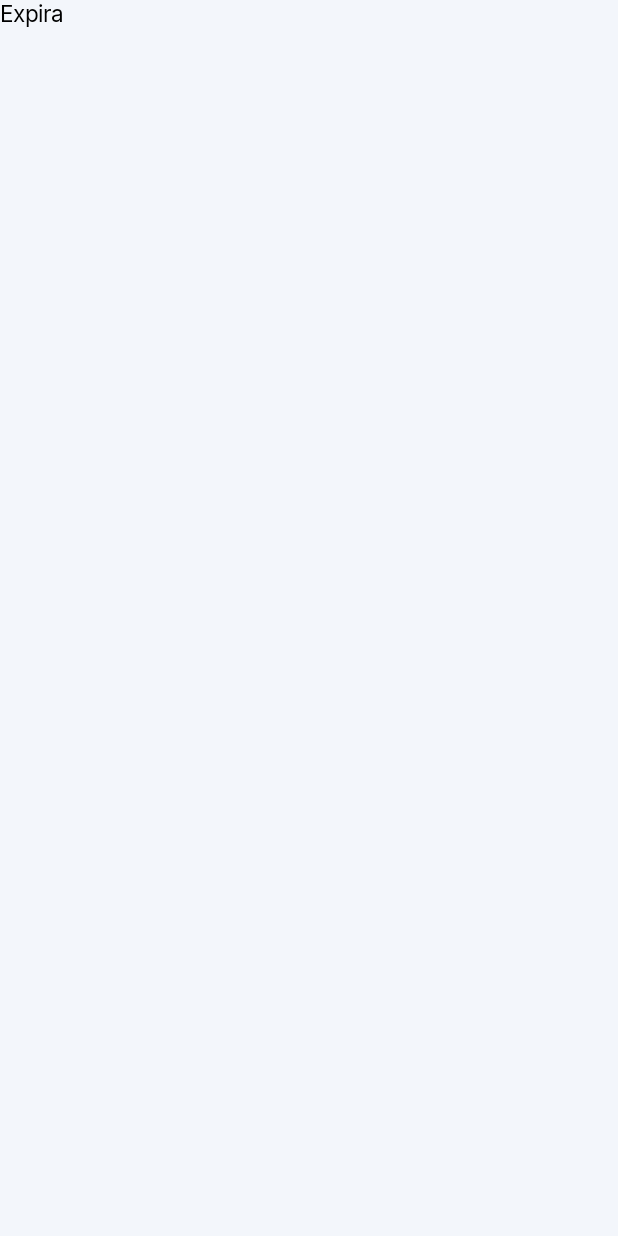
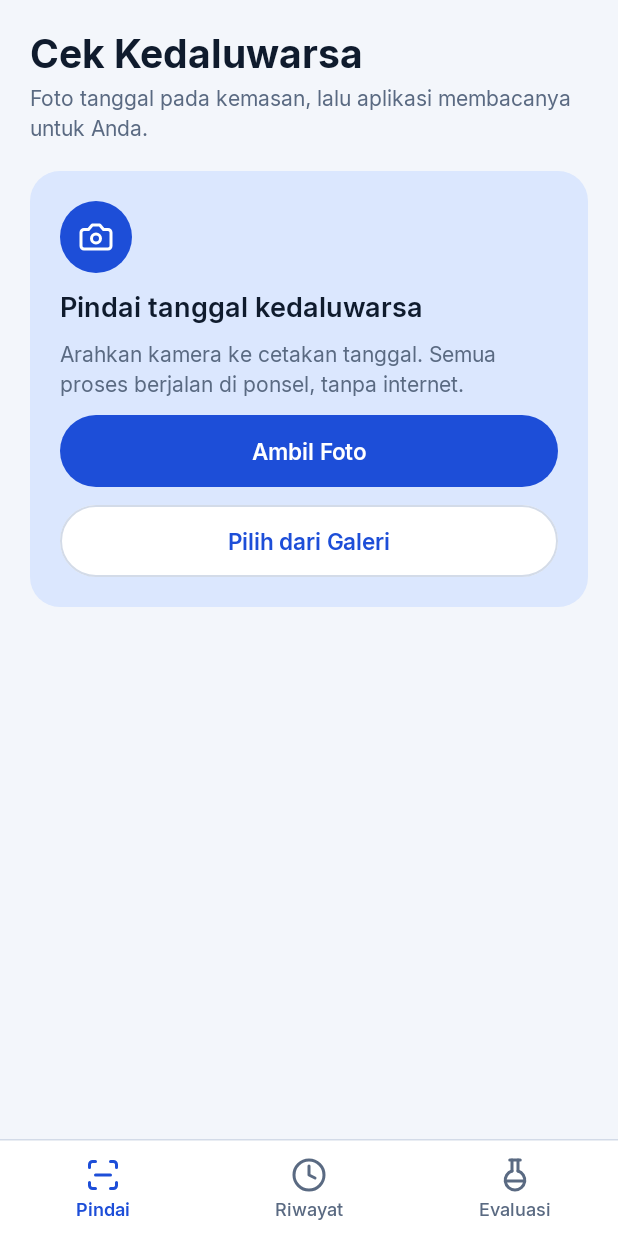
Before and after one commit to ZanCo21/expira-app, an Android app built with Jetpack Compose: the screen it shows after launch (MainActivity), on a phone screen of 412 x 824 dp. Before the commit the screen is almost empty. Run offline under Robolectric (Android 15) with nearby library versions, the phone set to English and light mode, and no system bars.

Commit message:
feat: add home screen with bottom navigation

```diff
--- a/app/src/main/java/com/expira/app/MainActivity.kt
+++ b/app/src/main/java/com/expira/app/MainActivity.kt
@@ -4,7 +4,7 @@ import android.os.Bundle
 import androidx.activity.ComponentActivity
 import androidx.activity.compose.setContent
 import androidx.activity.enableEdgeToEdge
-import androidx.compose.material3.Text
+import com.expira.app.ui.navigation.ExpiraNavHost
 import com.expira.app.ui.theme.ExpiraTheme
 
 class MainActivity : ComponentActivity() {
@@ -13,7 +13,7 @@ class MainActivity : ComponentActivity() {
         enableEdgeToEdge()
         setContent {
             ExpiraTheme {
-                Text(text = getString(R.string.app_name))
+                ExpiraNavHost()
             }
         }
     }
--- /dev/null
+++ b/app/src/main/java/com/expira/app/ui/components/BottomNav.kt
@@ -0,0 +1,92 @@
+package com.expira.app.ui.components
+
+import androidx.annotation.DrawableRes
+import androidx.annotation.StringRes
+import androidx.compose.foundation.background
+import androidx.compose.foundation.clickable
+import androidx.compose.foundation.layout.Arrangement
+import androidx.compose.foundation.layout.Box
+import androidx.compose.foundation.layout.Column
+import androidx.compose.foundation.layout.Row
+import androidx.compose.foundation.layout.fillMaxHeight
+import androidx.compose.foundation.layout.fillMaxWidth
+import androidx.compose.foundation.layout.height
+import androidx.compose.foundation.layout.navigationBarsPadding
+import androidx.compose.foundation.layout.size
+import androidx.compose.foundation.selection.selectableGroup
+import androidx.compose.material3.HorizontalDivider
+import androidx.compose.material3.Icon
+import androidx.compose.material3.MaterialTheme
+import androidx.compose.material3.Text
+import androidx.compose.runtime.Composable
+import androidx.compose.ui.Alignment
+import androidx.compose.ui.Modifier
+import androidx.compose.ui.res.painterResource
+import androidx.compose.ui.res.stringResource
+import androidx.compose.ui.semantics.Role
+import androidx.compose.ui.text.font.FontWeight
+import androidx.compose.ui.unit.dp
+import com.expira.app.R
+import com.expira.app.ui.theme.ExpiraColors
+
+enum class BottomTab(@DrawableRes val icon: Int, @StringRes val label: Int) {
+    Scan(R.drawable.ic_scan, R.string.tab_scan),
+    History(R.drawable.ic_history, R.string.tab_history),
+    Evaluation(R.drawable.ic_flask, R.string.tab_evaluation),
+}
+
+/** Figma component "Navigasi Bawah": 64dp, top outline, three equal tabs. */
+@Composable
+fun ExpiraBottomNav(
+    selected: BottomTab,
+    onSelect: (BottomTab) -> Unit,
+    modifier: Modifier = Modifier,
+) {
+    Column(modifier = modifier.fillMaxWidth().background(ExpiraColors.Surface).navigationBarsPadding()) {
+        HorizontalDivider(thickness = 1.dp, color = ExpiraColors.Outline)
+        Row(modifier = Modifier.fillMaxWidth().height(63.dp).selectableGroup()) {
+            BottomTab.entries.forEach { tab ->
+                BottomNavItem(
+                    tab = tab,
+                    isSelected = tab == selected,
+                    onClick = { onSelect(tab) },
+                    modifier = Modifier.weight(1f),
+                )
+            }
+        }
+    }
+}
+
+@Composable
+private fun BottomNavItem(
+    tab: BottomTab,
+    isSelected: Boolean,
+    onClick: () -> Unit,
+    modifier: Modifier = Modifier,
+) {
+    val color = if (isSelected) ExpiraColors.Primary else ExpiraColors.TextMuted
+    val weight = if (isSelected) FontWeight.SemiBold else FontWeight.Medium
+    Box(
+        modifier = modifier
+            .fillMaxHeight()
+            .clickable(role = Role.Tab, onClick = onClick),
+        contentAlignment = Alignment.Center,
+    ) {
+        Column(
+            horizontalAlignment = Alignment.CenterHorizontally,
+            verticalArrangement = Arrangement.spacedBy(4.dp),
+        ) {
+            Icon(
+                painter = painterResource(tab.icon),
+                contentDescription = null,
+                tint = color,
+                modifier = Modifier.size(24.dp),
+            )
+            Text(
+                text = stringResource(tab.label),
+                style = MaterialTheme.typography.labelSmall.copy(fontWeight = weight),
+                color = color,
+            )
+        }
+    }
+}
--- /dev/null
+++ b/app/src/main/java/com/expira/app/ui/components/Buttons.kt
@@ -0,0 +1,67 @@
+package com.expira.app.ui.components
+
+import androidx.compose.foundation.BorderStroke
+import androidx.compose.foundation.layout.PaddingValues
+import androidx.compose.foundation.layout.fillMaxWidth
+import androidx.compose.foundation.layout.height
+import androidx.compose.foundation.shape.RoundedCornerShape
+import androidx.compose.material3.Button
+import androidx.compose.material3.ButtonDefaults
+import androidx.compose.material3.MaterialTheme
+import androidx.compose.material3.OutlinedButton
+import androidx.compose.material3.Text
+import androidx.compose.runtime.Composable
+import androidx.compose.ui.Modifier
+import androidx.compose.ui.unit.dp
+import com.expira.app.ui.theme.ExpiraColors
+
+private val ButtonShape = RoundedCornerShape(24.dp)
+private val ButtonHeight = 48.dp
+private val ButtonPadding = PaddingValues(horizontal = 20.dp)
+
+/** Figma component "Tombol/Utama". */
+@Composable
+fun PrimaryButton(
+    text: String,
+    onClick: () -> Unit,
+    modifier: Modifier = Modifier,
+    enabled: Boolean = true,
+) {
+    Button(
+        onClick = onClick,
+        enabled = enabled,
+        shape = ButtonShape,
+        contentPadding = ButtonPadding,
+        colors = ButtonDefaults.buttonColors(
+            containerColor = ExpiraColors.Primary,
+            contentColor = ExpiraColors.OnPrimary,
+        ),
+        modifier = modifier.fillMaxWidth().height(ButtonHeight),
+    ) {
+        Text(text = text, style = MaterialTheme.typography.labelLarge)
+    }
+}
+
+/** Figma component "Tombol/Sekunder". */
+@Composable
+fun SecondaryButton(
+    text: String,
+    onClick: () -> Unit,
+    modifier: Modifier = Modifier,
+    enabled: Boolean = true,
+) {
+    OutlinedButton(
+        onClick = onClick,
+        enabled = enabled,
+        shape = ButtonShape,
+        contentPadding = ButtonPadding,
+        border = BorderStroke(1.dp, ExpiraColors.Outline),
+        colors = ButtonDefaults.outlinedButtonColors(
+            containerColor = ExpiraColors.Surface,
+            contentColor = ExpiraColors.Primary,
+        ),
+        modifier = modifier.fillMaxWidth().height(ButtonHeight),
+    ) {
+        Text(text = text, style = MaterialTheme.typography.labelLarge)
+    }
+}
--- /dev/null
+++ b/app/src/main/java/com/expira/app/ui/components/ScreenHeader.kt
@@ -0,0 +1,30 @@
+package com.expira.app.ui.components
+
+import androidx.compose.foundation.layout.Arrangement
+import androidx.compose.foundation.layout.Column
+import androidx.compose.foundation.layout.fillMaxWidth
+import androidx.compose.foundation.layout.padding
+import androidx.compose.material3.MaterialTheme
+import androidx.compose.material3.Text
+import androidx.compose.runtime.Composable
+import androidx.compose.ui.Modifier
+import androidx.compose.ui.unit.dp
+import com.expira.app.ui.theme.ExpiraColors
+
+/** Header of the bottom-nav screens (Beranda, Riwayat, Mode Evaluasi). */
+@Composable
+fun ScreenHeader(
+    title: String,
+    modifier: Modifier = Modifier,
+    subtitle: String? = null,
+) {
+    Column(
+        modifier = modifier.fillMaxWidth().padding(20.dp),
+        verticalArrangement = Arrangement.spacedBy(6.dp),
+    ) {
+        Text(text = title, style = MaterialTheme.typography.headlineMedium, color = ExpiraColors.Text)
+        if (subtitle != null) {
+            Text(text = subtitle, style = MaterialTheme.typography.bodyMedium, color = ExpiraColors.TextMuted)
+        }
+    }
+}
--- /dev/null
+++ b/app/src/main/java/com/expira/app/ui/home/HomeScreen.kt
@@ -0,0 +1,113 @@
+package com.expira.app.ui.home
+
+import android.net.Uri
+import androidx.activity.compose.rememberLauncherForActivityResult
+import androidx.activity.result.PickVisualMediaRequest
+import androidx.activity.result.contract.ActivityResultContracts
+import androidx.compose.foundation.background
+import androidx.compose.foundation.layout.Arrangement
+import androidx.compose.foundation.layout.Box
+import androidx.compose.foundation.layout.Column
+import androidx.compose.foundation.layout.fillMaxSize
+import androidx.compose.foundation.layout.fillMaxWidth
+import androidx.compose.foundation.layout.padding
+import androidx.compose.foundation.layout.size
+import androidx.compose.foundation.layout.statusBarsPadding
+import androidx.compose.foundation.rememberScrollState
+import androidx.compose.foundation.shape.CircleShape
+import androidx.compose.foundation.shape.RoundedCornerShape
+import androidx.compose.foundation.verticalScroll
+import androidx.compose.material3.Icon
+import androidx.compose.material3.MaterialTheme
+import androidx.compose.material3.Text
+import androidx.compose.runtime.Composable
+import androidx.compose.ui.Alignment
+import androidx.compose.ui.Modifier
+import androidx.compose.ui.res.painterResource
+import androidx.compose.ui.res.stringResource
+import androidx.compose.ui.tooling.preview.Preview
+import androidx.compose.ui.unit.dp
+import com.expira.app.R
+import com.expira.app.ui.components.PrimaryButton
+import com.expira.app.ui.components.ScreenHeader
+import com.expira.app.ui.components.SecondaryButton
+import com.expira.app.ui.theme.ExpiraColors
+import com.expira.app.ui.theme.ExpiraTheme
+
+/**
+ * Figma "Beranda" (3:2). The "Pemindaian terakhir" section needs Room and is
+ * added together with history in Sprint 3.
+ */
+@Composable
+fun HomeScreen(
+    onTakePhoto: () -> Unit,
+    onImagePicked: (Uri) -> Unit,
+    modifier: Modifier = Modifier,
+) {
+    val pickImage = rememberLauncherForActivityResult(ActivityResultContracts.PickVisualMedia()) { uri ->
+        if (uri != null) onImagePicked(uri)
+    }
+    Column(
+        modifier = modifier
+            .fillMaxSize()
+            .statusBarsPadding()
+            .verticalScroll(rememberScrollState()),
+    ) {
+        ScreenHeader(
+            title = stringResource(R.string.home_title),
+            subtitle = stringResource(R.string.home_subtitle),
+        )
+        ScanCard(
+            onTakePhoto = onTakePhoto,
+            onPickGallery = {
+                pickImage.launch(PickVisualMediaRequest(ActivityResultContracts.PickVisualMedia.ImageOnly))
+            },
+            modifier = Modifier.padding(horizontal = 20.dp),
+        )
+    }
+}
+
+@Composable
+private fun ScanCard(
+    onTakePhoto: () -> Unit,
+    onPickGallery: () -> Unit,
+    modifier: Modifier = Modifier,
+) {
+    Column(
+        modifier = modifier
+            .fillMaxWidth()
+            .background(ExpiraColors.PrimaryContainer, RoundedCornerShape(20.dp))
+            .padding(20.dp),
+        verticalArrangement = Arrangement.spacedBy(12.dp),
+    ) {
+        Box(
+            modifier = Modifier.size(48.dp).background(ExpiraColors.Primary, CircleShape),
+            contentAlignment = Alignment.Center,
+        ) {
+            Icon(
+                painter = painterResource(R.drawable.ic_camera),
+                contentDescription = null,
+                tint = ExpiraColors.OnPrimary,
+                modifier = Modifier.size(24.dp),
+            )
+        }
+        Text(
+            text = stringResource(R.string.home_scan_title),
+            style = MaterialTheme.typography.titleLarge,
+            color = ExpiraColors.Text,
+        )
+        Text(
+            text = stringResource(R.string.home_scan_body),
+            style = MaterialTheme.typography.bodyMedium,
+            color = ExpiraColors.TextMuted,
+        )
+        PrimaryButton(text = stringResource(R.string.home_take_photo), onClick = onTakePhoto)
+        SecondaryButton(text = stringResource(R.string.home_pick_gallery), onClick = onPickGallery)
+    }
+}
+
+@Preview(widthDp = 360, heightDp = 736, showBackground = true, backgroundColor = 0xFFF3F6FB)
+@Composable
+private fun HomeScreenPreview() {
+    ExpiraTheme { HomeScreen(onTakePhoto = {}, onImagePicked = {}) }
+}
--- /dev/null
+++ b/app/src/main/java/com/expira/app/ui/navigation/ExpiraNavHost.kt
@@ -0,0 +1,67 @@
+package com.expira.app.ui.navigation
+
+import androidx.compose.foundation.background
+import androidx.compose.foundation.layout.Column
+import androidx.compose.foundation.layout.fillMaxSize
+import androidx.compose.runtime.Composable
+import androidx.compose.runtime.getValue
+import androidx.compose.ui.Modifier
+import androidx.navigation.NavGraph.Companion.findStartDestination
+import androidx.navigation.NavHostController
+import androidx.navigation.compose.NavHost
+import androidx.navigation.compose.composable
+import androidx.navigation.compose.currentBackStackEntryAsState
+import androidx.navigation.compose.rememberNavController
+import com.expira.app.ui.components.BottomTab
+import com.expira.app.ui.components.ExpiraBottomNav
+import com.expira.app.ui.evaluation.EvaluationScreen
+import com.expira.app.ui.history.HistoryScreen
+import com.expira.app.ui.home.HomeScreen
+import com.expira.app.ui.theme.ExpiraColors
+
+object Routes {
+    const val HOME = "home"
+    const val HISTORY = "history"
+    const val EVALUATION = "evaluation"
+}
+
+private val tabRoutes = mapOf(
+    BottomTab.Scan to Routes.HOME,
+    BottomTab.History to Routes.HISTORY,
+    BottomTab.Evaluation to Routes.EVALUATION,
+)
+
+@Composable
+fun ExpiraNavHost(navController: NavHostController = rememberNavController()) {
+    val backStackEntry by navController.currentBackStackEntryAsState()
+    val currentRoute = backStackEntry?.destination?.route
+    val currentTab = tabRoutes.entries.firstOrNull { it.value == currentRoute }?.key
+
+    Column(modifier = Modifier.fillMaxSize().background(ExpiraColors.Background)) {
+        NavHost(
+            navController = navController,
+            startDestination = Routes.HOME,
+            modifier = Modifier.weight(1f),
+        ) {
+            composable(Routes.HOME) {
+                HomeScreen(onTakePhoto = {}, onImagePicked = {})
+            }
+            composable(Routes.HISTORY) { HistoryScreen() }
+            composable(Routes.EVALUATION) { EvaluationScreen() }
+        }
+        if (currentTab != null) {
+            ExpiraBottomNav(
+                selected = currentTab,
+                onSelect = { tab -> navController.navigateToTab(tabRoutes.getValue(tab)) },
+            )
+        }
+    }
+}
+
+private fun NavHostController.navigateToTab(route: String) {
+    navigate(route) {
+        popUpTo(graph.findStartDestination().id) { saveState = true }
+        launchSingleTop = true
+        restoreState = true
+    }
+}
--- a/app/src/main/res/values/strings.xml
+++ b/app/src/main/res/values/strings.xml
@@ -1,4 +1,27 @@
 <?xml version="1.0" encoding="utf-8"?>
 <resources>
     <string name="app_name">Expira</string>
+
+    <!-- Common -->
+    <string name="action_back">Kembali</string>
+
+    <!-- Bottom navigation -->
+    <string name="tab_scan">Pindai</string>
+    <string name="tab_history">Riwayat</string>
+    <string name="tab_evaluation">Evaluasi</string>
+
+    <!-- Beranda -->
+    <string name="home_title">Cek Kedaluwarsa</string>
+    <string name="home_subtitle">Foto tanggal pada kemasan, lalu aplikasi membacanya untuk Anda.</string>
+    <string name="home_scan_title">Pindai tanggal kedaluwarsa</string>
+    <string name="home_scan_body">Arahkan kamera ke cetakan tanggal. Semua proses berjalan di ponsel, tanpa internet.</string>
+    <string name="home_take_photo">Ambil Foto</string>
+    <string name="home_pick_gallery">Pilih dari Galeri</string>
+
+    <!-- Riwayat -->
+    <string name="history_title">Riwayat</string>
+
+    <!-- Mode Evaluasi -->
+    <string name="evaluation_title">Mode Evaluasi</string>
+    <string name="evaluation_subtitle">Untuk pengujian penelitian: bandingkan hasil OCR pada tiap konfigurasi.</string>
 </resources>
```
Also changed, not shown: app/src/main/java/com/expira/app/ui/components/TopBar.kt (added, +51 -0 lines), app/src/main/java/com/expira/app/ui/evaluation/EvaluationScreen.kt (added, +21 -0 lines), app/src/main/java/com/expira/app/ui/history/HistoryScreen.kt (added, +18 -0 lines), 1 other file.
